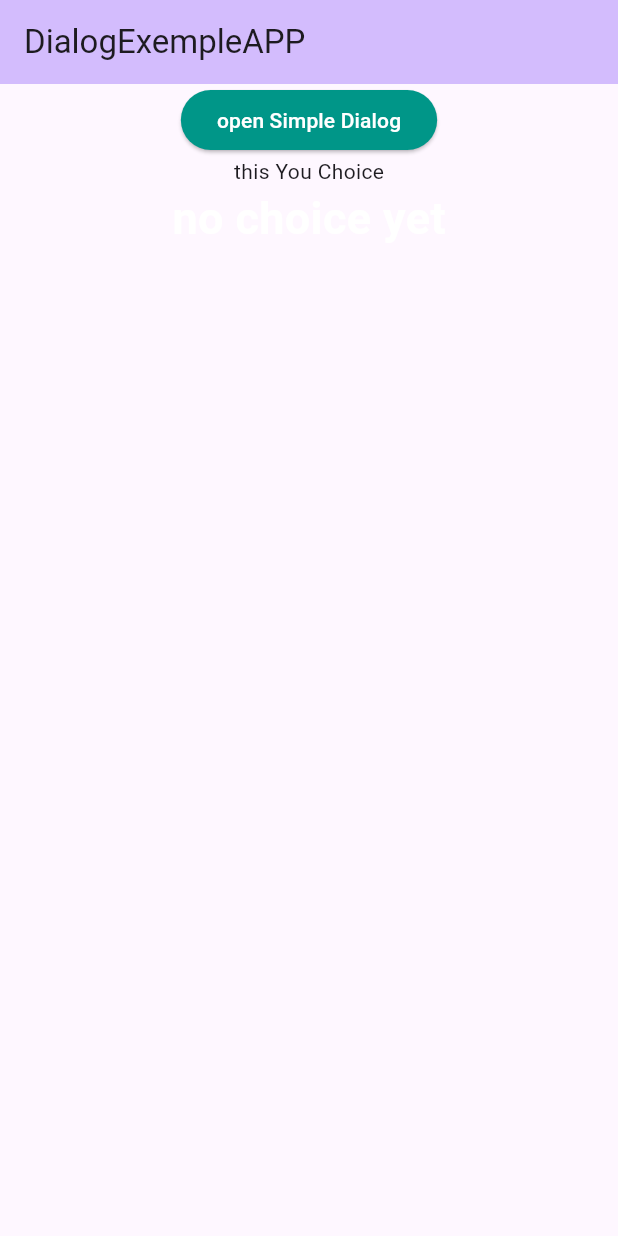
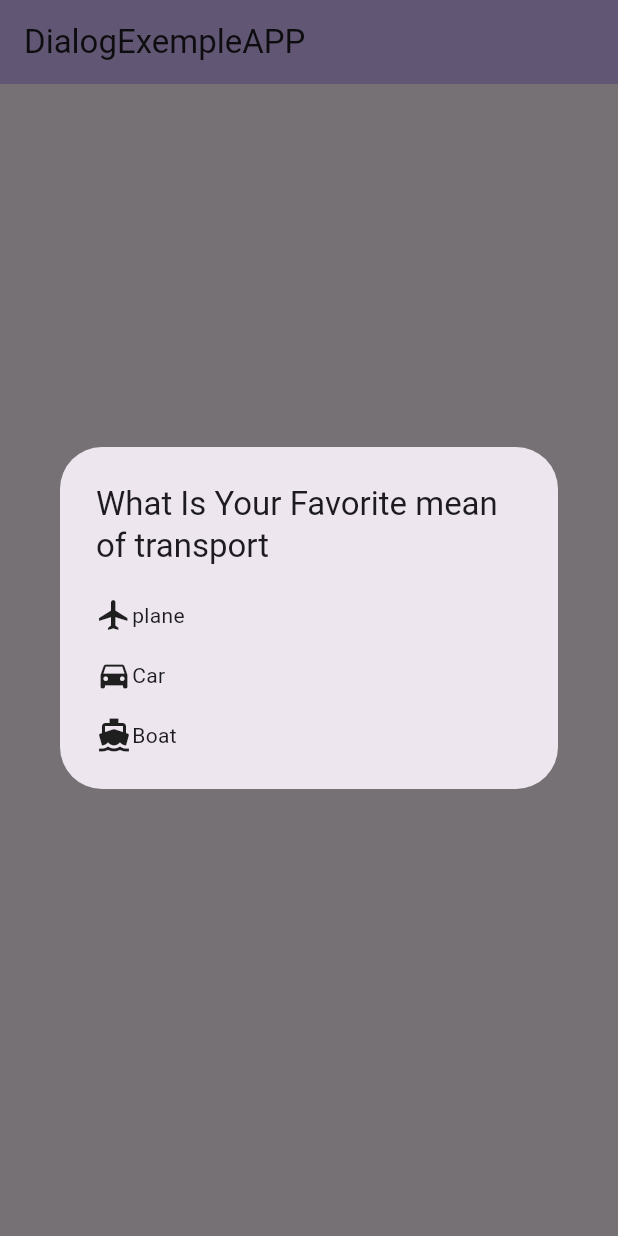
Before and after one commit to CrossPlatformFlutter/SimpleDialog, a Flutter app: the screen it shows after launch, after a tap on "open Simple Dialog", on a phone screen of 412 x 824 dp. Run offline on Flutter 3.47's test engine with Material 2 defaults, Android fonts, the phone set to English and light mode, and no system bars.

Commit message:
chose Your mean transport

```diff
--- a/lib/main.dart
+++ b/lib/main.dart
@@ -1,4 +1,5 @@
 import 'package:flutter/material.dart';
+import 'package:simpledialog/choiceList.dart';
 
 void main() {
   runApp(const MyApp());
@@ -30,8 +31,64 @@ class MyHomePage extends StatefulWidget {
 class _MyHomePageState extends State<MyHomePage> {
 
   String choice="no choice yet";
-  void pinkChoice(){
 
+  void setChoice(String val){
+    setState(() {
+      this.choice=val;
+    });
+  }
+
+  Future<void> pinkChoice() async{
+    ChoiceList ?resultat=await showDialog<ChoiceList>(barrierDismissible: false,context: context, builder:(BuildContext context){
+      return SimpleDialog(
+        title: Text("What Is Your Favorite mean of transport"),
+        children: [
+          SimpleDialogOption(
+            child: Row(
+                mainAxisAlignment: MainAxisAlignment.start,
+              children: [
+                Icon(Icons.flight),
+                Text("plane")
+              ],
+            ),
+            onPressed: (){Navigator.pop(context,ChoiceList.plane);},
+          ),
+          SimpleDialogOption(
+            child: Row(
+                 mainAxisAlignment: MainAxisAlignment.start,
+              children: [
+                Icon(Icons.directions_car),
+                Text("Car")
+              ],
+            ),
+            onPressed: (){Navigator.pop(context,ChoiceList.car);},
+          ),
+          SimpleDialogOption(
+            child: Row(
+                 mainAxisAlignment: MainAxisAlignment.start,
+              children: [
+                Icon(Icons.directions_boat),
+                Text("Boat")
+              ],
+            ),
+            onPressed: (){Navigator.pop(context,ChoiceList.boat);},
+          )
+        ],
+      );});
+
+    if (resultat!=null){
+     switch (resultat) {
+      case ChoiceList.boat:
+        setChoice("boat");
+        break;
+      case ChoiceList.plane:
+        setChoice("plane");
+        break;
+      case ChoiceList.car:
+        setChoice("car");
+        break;
+    }
+    }
   }
   @override
   Widget build(BuildContext context) {
@@ -42,10 +99,11 @@ class _MyHomePageState extends State<MyHomePage> {
         title: Text(widget.title),
       ),
       body: Center(
-        child: Column(children: [
-           ElevatedButton(onPressed:pinkChoice, child: Text("open Simple Dialog",style: TextStyle(color: Colors.white),),style: ElevatedButton.styleFrom(backgroundColor: Colors.teal),),
-           Text("this You Choice"),
-           Text(choice,style: TextStyle(fontWeight: FontWeight.bold,color: Colors.white,fontSize: 30),)
+        child: Column(mainAxisAlignment: MainAxisAlignment.center,
+        children: [
+           ElevatedButton(onPressed:pinkChoice, child: Text("open Simple Dialog",style: TextStyle(color: Colors.white,fontSize: 20),),style: ElevatedButton.styleFrom(backgroundColor: Colors.teal),),
+           Text("this You Choice "),
+           Text("${choice}",style: TextStyle(fontSize: 25)),
         ]),
       ),
     );
```
